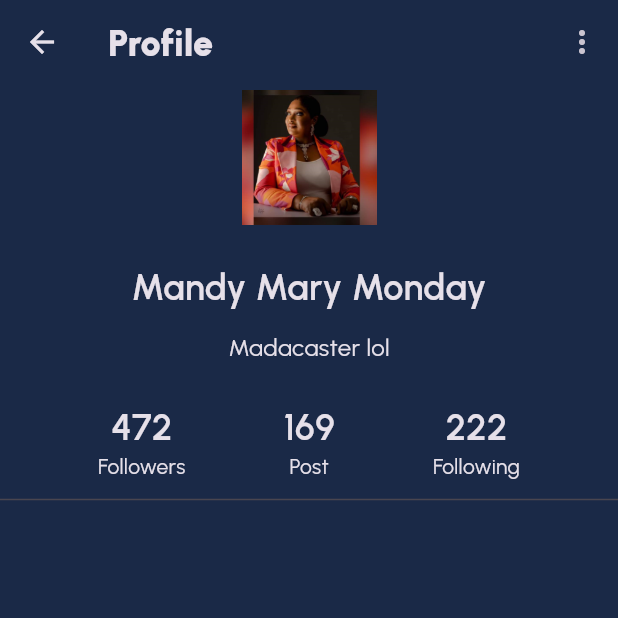
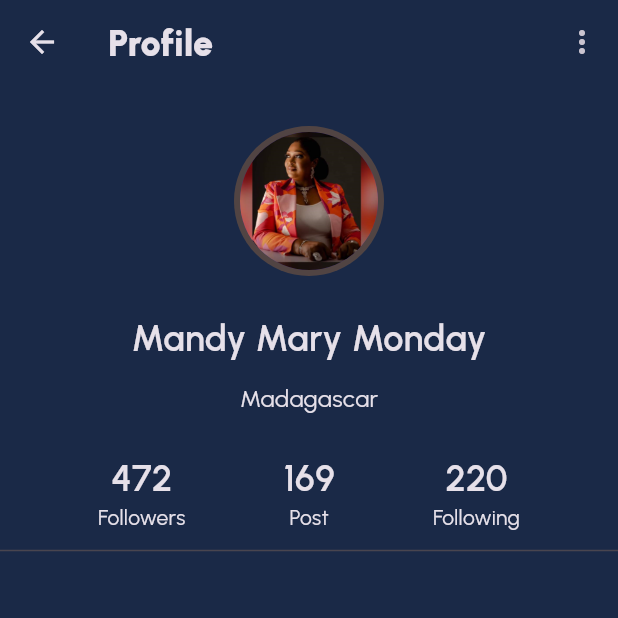
Before and after one commit to Senwin5/map_project, a Flutter app: the ProfilePage screen opened directly, on a phone screen of 412 x 824 dp, the top half of it. Run offline on Flutter 3.47's test engine with Material 3 defaults, Android fonts, the phone set to English and light mode, and no system bars; our stand-ins replace flutter_svg.

Commit message:
Collection of static file

```diff
--- a/lib/pages/profile_page.dart
+++ b/lib/pages/profile_page.dart
@@ -1,6 +1,8 @@
 import 'package:flutter/material.dart';
 import 'package:map_project/components/toolbar.dart';
 import 'package:map_project/styles/app_text.dart';
+
+enum ProfileMenu { edit, logout }
 
 class ProfilePage extends StatelessWidget {
   const ProfilePage({super.key});
@@ -11,55 +13,83 @@ class ProfilePage extends StatelessWidget {
       appBar: Toolbar(
         title: 'Profile',
         actions: [
-          PopupMenuButton<int>(
+          PopupMenuButton<ProfileMenu>(
             onSelected: (value) {
               switch (value) {
-                case 1:
+                case ProfileMenu.edit:
                   print('Editation');
-                case 2:
+                  break;
+                case ProfileMenu.logout:
                   print('Log out System');
+                  break;
               }
             },
-            itemBuilder: (context) {
-              return [
-                PopupMenuItem(child: Text('Edit'), value: 1),
-                PopupMenuItem(child: Text('Log Out'), value: 2),
-              ];
-            },
+            icon: const Icon(Icons.more_vert_rounded),
+            itemBuilder: (context) => const [
+              PopupMenuItem(
+                value: ProfileMenu.edit,
+                child: Text('Edit'),
+              ),
+              PopupMenuItem(
+                value: ProfileMenu.logout,
+                child: Text('Log Out'),
+              ),
+            ],
           ),
         ],
       ),
       body: Column(
         children: [
-          Image.asset('assets/temp/user1.png', width: 90, height: 90),
-          SizedBox(height: 24),
-          Text('Mandy Mary Monday', style: AppText.header2),
-          SizedBox(height: 12),
-          Text('Madacaster lol', style: AppText.subtitle3),
-          SizedBox(height: 24),
+          const SizedBox(height: 24),
+
+          // 👇 Decorative background around the profile image
+          Container(
+            width: 100,
+            height: 100,
+            decoration: const BoxDecoration(
+              color: Color.fromARGB(255, 81, 68, 67), // Light blue background
+              shape: BoxShape.circle,
+            ),
+            padding: const EdgeInsets.all(4),
+            child: const CircleAvatar(
+              radius: 45,
+              backgroundImage: AssetImage('assets/temp/user1.png'),
+            ),
+          ),
+
+          const SizedBox(height: 24),
+          const Text('Mandy Mary Monday', style: AppText.header2),
+          const SizedBox(height: 12),
+          const Text('Madagascar', style: AppText.subtitle3),
+          const SizedBox(height: 24),
           Row(
             mainAxisAlignment: MainAxisAlignment.spaceEvenly,
-            children: [
-              Column(
-                children: [
-                  Text('472', style: AppText.header2),
-                  Text('Followers'),
-                ],
-              ),
-              Column(
-                children: [Text('169', style: AppText.header2), Text('Post')],
-              ),
-              Column(
-                children: [
-                  Text('222', style: AppText.header2),
-                  Text('Following'),
-                ],
-              ),
+            children: const [
+              _ProfileStat(count: '472', label: 'Followers'),
+              _ProfileStat(count: '169', label: 'Post'),
+              _ProfileStat(count: '220', label: 'Following'),
             ],
           ),
-          Divider(thickness: 1, height: 24),
+          const Divider(thickness: 1, height: 24),
         ],
       ),
     );
   }
 }
+
+class _ProfileStat extends StatelessWidget {
+  final String count;
+  final String label;
+
+  const _ProfileStat({required this.count, required this.label});
+
+  @override
+  Widget build(BuildContext context) {
+    return Column(
+      children: [
+        Text(count, style: AppText.header2),
+        Text(label),
+      ],
+    );
+  }
+}
```
